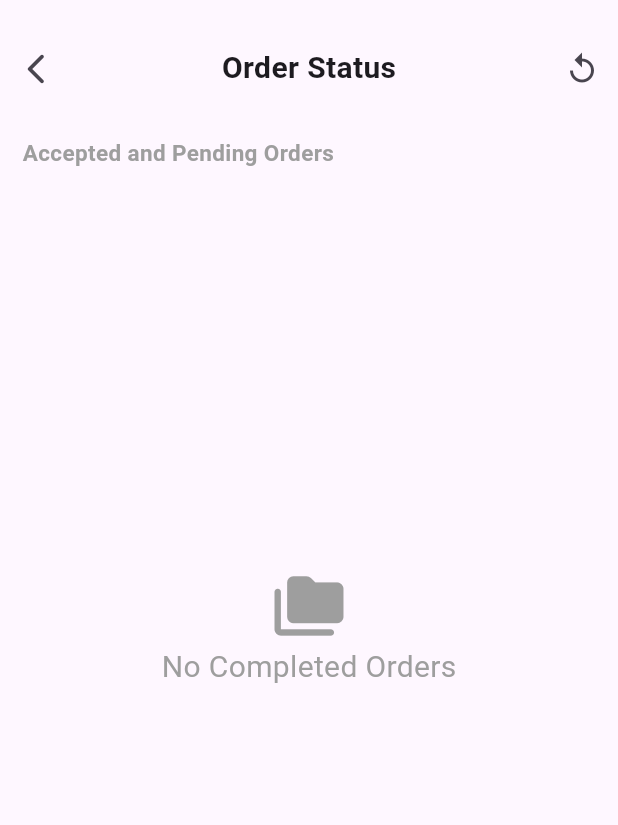
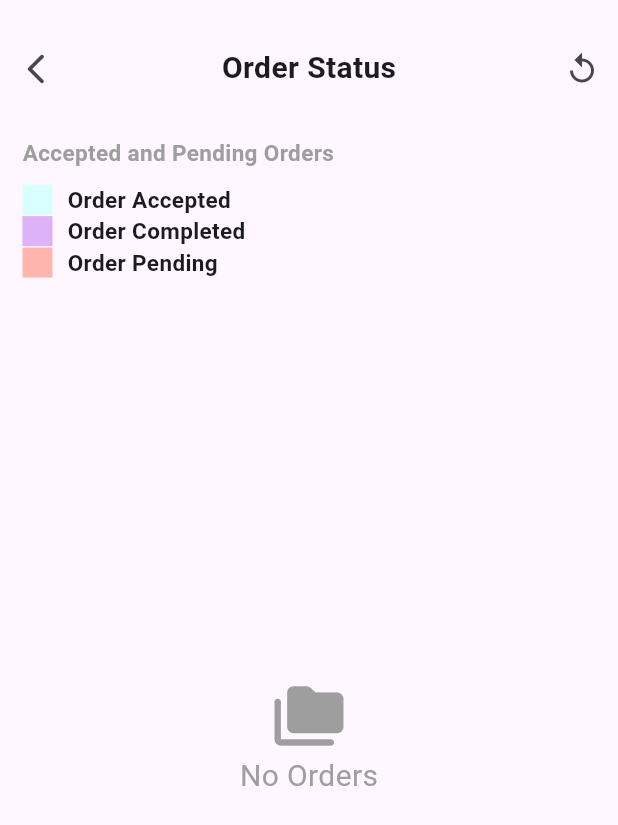
Before and after one commit to hafsaabidsaeed/Book-and-Bite, a Flutter app: the CustomerCompltePage screen opened directly, on a phone screen of 412 x 824 dp. Shown: the top 825 px of the screen. Run offline on Flutter 3.47's test engine with Material 3 defaults, Android fonts, the phone set to English and light mode, and no system bars; our stand-ins replace animate_do, carousel_slider, file_picker, firebase_auth, firebase_core, firebase_database and 5 more; missing offline and left inert: flutter_image; accounts and stored records are empty.

Commit message:
Applied checks and indicatore
Applied loaders and streamlined the functionalities

```diff
--- a/lib/GetVars/myOrders.dart
+++ b/lib/GetVars/myOrders.dart
@@ -9,11 +9,15 @@ class MyOrdersGx extends GetxController {
 
   @override
   void onInit() {
+    GetVarsCtrl.isLoadingChange(true);
     myOrders();
     super.onInit();
+
+    GetVarsCtrl.isLoadingChange(false);
   }
 
   myOrders() async {
+
     try {
       DatabaseReference databaseReference =
           FirebaseDatabase.instance.reference();
@@ -31,5 +35,6 @@ class MyOrdersGx extends GetxController {
       print("${e}");
     }
     update();
+
   }
 }
--- a/lib/Screens/Seller_Sc/remain_sc.dart
+++ b/lib/Screens/Seller_Sc/remain_sc.dart
@@ -119,6 +119,7 @@ class Remain_Sc extends StatelessWidget {
                               ),
                               onDismissed: (direction) async {
                                 // Implement delete functionality here
+
 
                                 if (GetVarsCtrl.isRestaurant) {
                                   await ChangeStatusVar.changeStatus(
--- a/lib/Screens/customer_completed.dart
+++ b/lib/Screens/customer_completed.dart
@@ -2,17 +2,25 @@ import 'package:flutter/cupertino.dart';
 import 'package:flutter/material.dart';
 import 'package:flutter/widgets.dart';
 import 'package:get/get.dart';
-import 'package:get/get_core/src/get_main.dart';
 import 'package:secondevaluation/GetVars/myOrders.dart';
+
+import '../GetVars/initial.dart';
+import '../Loader/loader.dart';
 
 class CustomerCompltePage extends StatelessWidget {
   CustomerCompltePage({super.key});
   final GetVarsCtrl = Get.put(MyOrdersGx());
+  final GetVarsCtrlMain = Get.put(GetVars());
+
 
   @override
   Widget build(BuildContext context) {
     return Scaffold(
-        body: SingleChildScrollView(
+        body: GetBuilder <GetVars> (
+            builder: (GetVarsCtrlMain) {
+              return Stack(
+                children: [
+                  SingleChildScrollView(
                     child: Column(
                       children: [
                         Container(
@@ -40,8 +48,10 @@ class CustomerCompltePage extends StatelessWidget {
                               ),
 
                               IconButton(onPressed: (){
+                                // GetVarsCtrlM.isLoadingChange(true);
                                 GetVarsCtrl.onInit();
-                    }, icon: Icon(Icons.replay_outlined) )
+                                // GetVarsCtrlM.isLoadingChange(false);
+                              }, icon: const Icon(Icons.replay_outlined) )
 
                             ],
                           ),
@@ -61,6 +71,13 @@ class CustomerCompltePage extends StatelessWidget {
                             ),
                           ],
                         ),
+
+                        const SizedBox(height: 10),
+                        // Displaying colors and their purposes
+                        _buildStatusColor(const Color.fromARGB(255, 216, 255, 254), "Order Accepted", ),
+                        _buildStatusColor(const Color.fromARGB(255, 221, 178, 247), "Order Completed",),
+                        _buildStatusColor(const Color.fromARGB(255, 255, 180, 174), "Order Pending", ),
+
 
                         const SizedBox(
                           height: 10,
@@ -110,7 +127,8 @@ class CustomerCompltePage extends StatelessWidget {
                                             "accept"
                                             ? const Color.fromARGB(255, 216, 255, 254)
                                             : mC.ordersData[index]["status"] == "done"
-                                  ? const Color.fromARGB(255, 132, 221, 218)
+                                            ? const Color.fromARGB(
+                                            255, 221, 178, 247)
                                             :
                                         const Color.fromARGB(255, 255, 180, 174),
                                         title: Text(
@@ -153,7 +171,7 @@ class CustomerCompltePage extends StatelessWidget {
                                     color: Colors.grey,
                                   ),
                                   Text(
-                          "No Completed Orders",
+                                    "No Orders",
                                     style: TextStyle(
                                         color: Colors.grey,
                                         fontWeight: FontWeight.w400,
@@ -166,6 +184,39 @@ class CustomerCompltePage extends StatelessWidget {
                         )
                       ],
                     ),
-        ));
+                  ),
+                  GetVarsCtrlMain.isLoading? const LoaderCustom() : Container(),
+                ],
+              );
+            }
+          ),
+        );
+  }
+  Widget _buildStatusColor(Color color, String status) {
+    return Padding(
+      padding: const EdgeInsets.only(left: 15.0),
+      child: Row(
+        children: [
+          Container(
+            width: 20,
+            height: 20,
+            color: color,
+          ),
+          const SizedBox(width: 10),
+          Column(
+            crossAxisAlignment: CrossAxisAlignment.start,
+            children: [
+              Text(
+                status,
+                style: const TextStyle(
+                  fontSize: 15,
+                  fontWeight: FontWeight.bold,
+                ),
+              ),
+            ],
+          ),
+        ],
+      ),
+    );
   }
 }
```
Also changed, not shown: lib/Screens/PrintShop/Customer_View.dart (+24 -35 lines), lib/Screens/PrintShop/Modal.dart (+67 -50 lines), lib/Screens/Seller_Sc/home_seller_sc.dart (+7 -0 lines), lib/Screens/Seller_Sc/view_print.dart (+27 -25 lines). Lines whose indentation alone changed are shown as unchanged.
